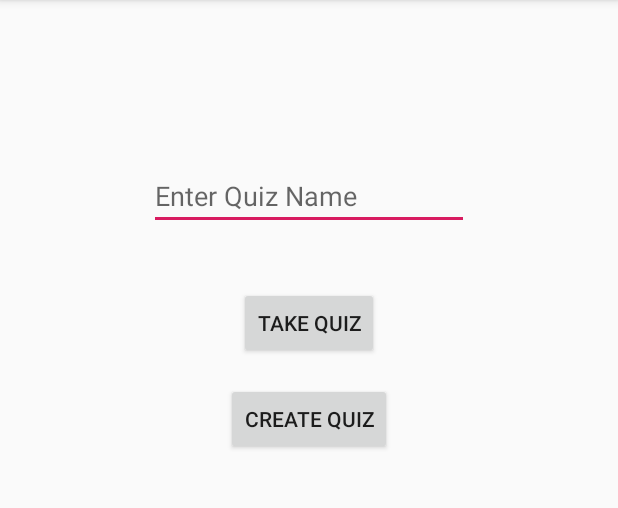
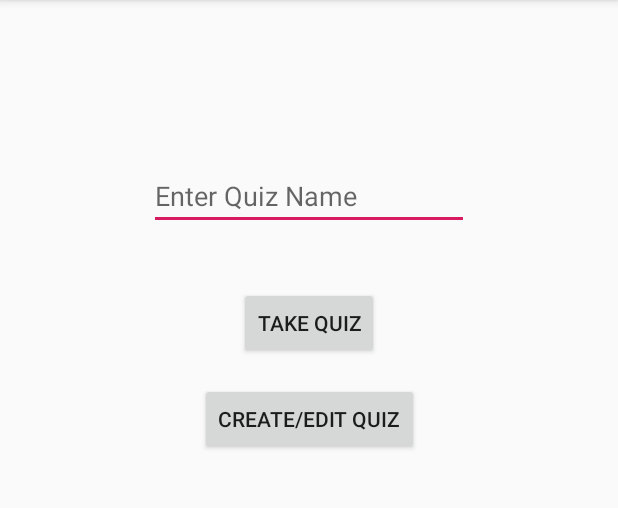
Before and after one commit to JeffreyPWagner/BattleQuiz, an Android app: the screen it shows after launch (HomeScreenActivity), on a phone screen of 412 x 824 dp, the part 84-592 px from its top. Run offline under Robolectric (Android 15) with nearby library versions, the phone set to English and light mode, and no system bars.

Commit message:
Text key change

```diff
--- a/app/src/main/res/values/strings.xml
+++ b/app/src/main/res/values/strings.xml
@@ -2,7 +2,7 @@
     <string name="app_name">Battle Quiz</string>
     <string name="action_settings">Settings</string>
     <string name="take_quiz">Take Quiz</string>
-    <string name="create_quiz">Create Quiz</string>
+    <string name="create_quiz">Create/Edit Quiz</string>
     <string name="enter_quiz_name">Enter Quiz Name</string>
     <string name="quiz_name">Quiz Name:</string>
     <string name="add_question">Add Question</string>
```
